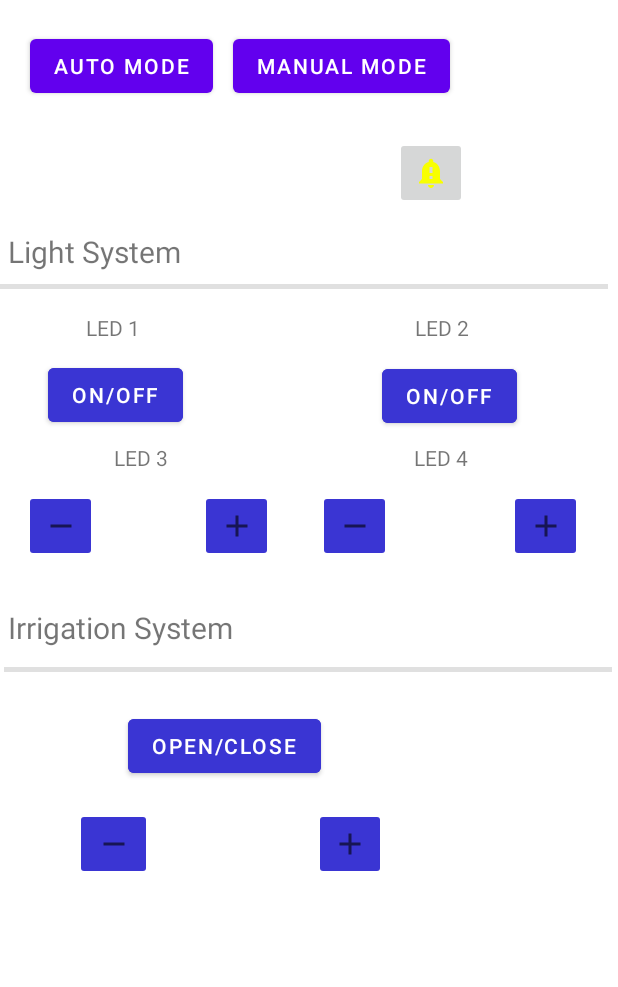
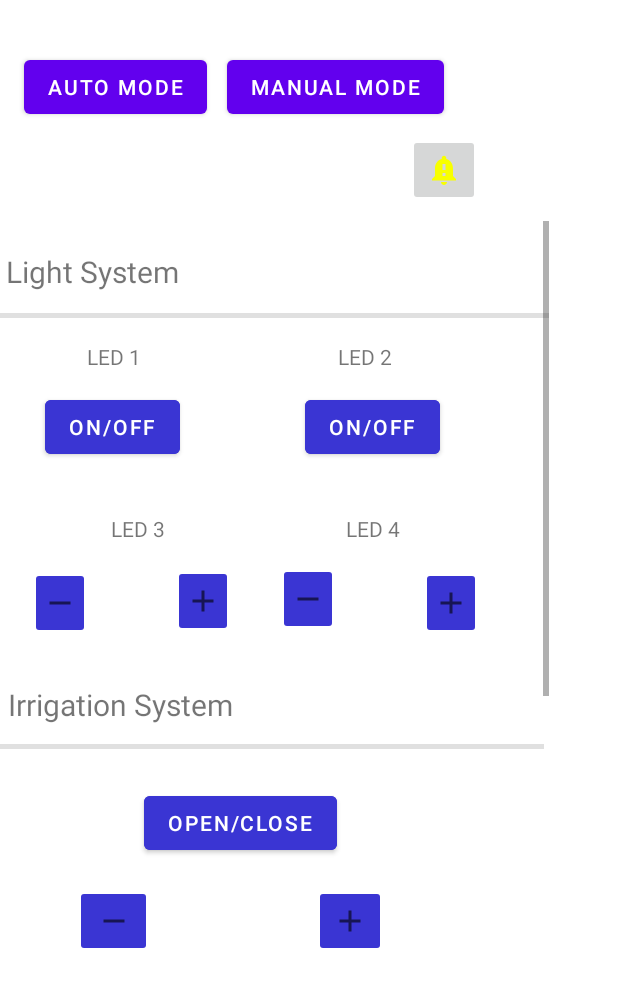
Before and after one commit to 9gusgusgus9/assignement_03, an Android app: the layout activity_main.xml on its own in the app's theme, with its tools: preview values and no code run, on a phone screen of 412 x 824 dp. Shown: the top 987 px of the screen. Run offline under Robolectric (Android 15) with nearby library versions, the phone set to English and light mode, and no system bars.

Commit message:
Garden app

```diff
--- a/garden-app/app/src/main/res/layout/activity_main.xml
+++ b/garden-app/app/src/main/res/layout/activity_main.xml
@@ -1,35 +1,19 @@
 <?xml version="1.0" encoding="utf-8"?>
-<androidx.coordinatorlayout.widget.CoordinatorLayout xmlns:android="http://schemas.android.com/apk/res/android"
+<androidx.constraintlayout.widget.ConstraintLayout xmlns:android="http://schemas.android.com/apk/res/android"
     xmlns:app="http://schemas.android.com/apk/res-auto"
     xmlns:tools="http://schemas.android.com/tools"
     android:layout_width="match_parent"
     android:layout_height="match_parent"
-    tools:context=".MainActivity">
-
-
-    <ScrollView
-        android:id="@+id/scrollView"
-        android:layout_width="match_parent"
-        android:layout_height="match_parent"
-        app:layout_anchor="@+id/scrollView"
-        app:layout_anchorGravity="center">
-
-        <androidx.constraintlayout.widget.ConstraintLayout
-            android:id="@+id/constraintLayoutFirst"
-            android:layout_width="match_parent"
-            android:layout_height="match_parent"
-            android:minHeight="700dp"
-            android:orientation="horizontal">
+    tools:context=".MainActivity"
+    android:id="@+id/constraintLayoutFirst">
 
     <Button
-                android:id="@+id/button_Auto"
+        android:id="@+id/button_auto"
         android:layout_width="wrap_content"
         android:layout_height="wrap_content"
-                android:layout_marginStart="20dp"
-                android:layout_marginTop="20dp"
-                android:layout_marginEnd="9dp"
+        android:layout_marginStart="16dp"
+        android:layout_marginTop="34dp"
         android:text="@string/auto_mode"
-                app:layout_constraintEnd_toStartOf="@+id/button_manual"
         app:layout_constraintStart_toStartOf="parent"
         app:layout_constraintTop_toTopOf="parent" />
 
@@ -39,16 +23,17 @@
         android:layout_height="wrap_content"
         android:layout_marginStart="13dp"
         android:text="@string/manual_mode"
-                app:layout_constraintBottom_toBottomOf="@+id/button_Auto"
-                app:layout_constraintStart_toEndOf="@+id/button_Auto"
-                app:layout_constraintTop_toTopOf="@+id/button_Auto" />
+        app:layout_constraintBottom_toBottomOf="@+id/button_auto"
+        app:layout_constraintStart_toEndOf="@+id/button_auto"
+        app:layout_constraintTop_toTopOf="@+id/button_auto" />
+
 
     <ImageButton
         android:id="@+id/button_alarm"
         android:layout_width="wrap_content"
         android:layout_height="wrap_content"
-                android:layout_marginStart="37dp"
-                android:layout_marginTop="23dp"
+        android:layout_marginStart="36dp"
+        android:layout_marginTop="7dp"
         android:minHeight="48dp"
         android:src="@drawable/ic_baseline_notification_important_24"
         app:layout_constraintStart_toEndOf="@+id/text_status"
@@ -59,23 +44,46 @@
         android:id="@+id/text_status"
         android:layout_width="186dp"
         android:layout_height="35dp"
-                android:layout_marginStart="40dp"
-                android:layout_marginBottom="28dp"
+        android:layout_marginStart="50dp"
+        android:layout_marginTop="20dp"
+        android:layout_marginEnd="36dp"
         android:text=""
         android:textAlignment="center"
-                app:layout_constraintBottom_toTopOf="@+id/simpleTextViewLight"
-                app:layout_constraintStart_toStartOf="parent" />
+        app:layout_constraintEnd_toStartOf="@+id/button_alarm"
+        app:layout_constraintStart_toStartOf="parent"
+        app:layout_constraintTop_toBottomOf="@+id/button_manual" />
+
+    <ScrollView
+        android:id="@+id/scrollView"
+        android:layout_width="366dp"
+        android:layout_height="500dp"
+        android:layout_marginTop="10dp"
+        app:layout_anchor="@+id/scrollView"
+        app:layout_anchorGravity="center"
+        app:layout_constraintStart_toStartOf="parent"
+        app:layout_constraintTop_toBottomOf="@id/text_status"
+        tools:ignore="NotSibling">
+
+        <androidx.constraintlayout.widget.ConstraintLayout
+            android:id="@+id/constraintLayoutSecond"
+            android:layout_width="match_parent"
+            android:layout_height="match_parent"
+            android:minHeight="700dp"
+            android:orientation="horizontal">
 
             <TextView
                 android:id="@+id/simpleTextViewLight"
-                android:layout_width="140dp"
-                android:layout_height="0dp"
-                android:layout_marginStart="5dp"
+                android:layout_width="128dp"
+                android:layout_height="33dp"
+                android:layout_marginStart="4dp"
+                android:layout_marginTop="20dp"
                 android:layout_marginBottom="27dp"
                 android:text="@string/light_system"
                 android:textSize="20dp"
                 app:layout_constraintBottom_toTopOf="@+id/text_led1"
-                app:layout_constraintStart_toStartOf="parent" />
+                app:layout_constraintStart_toStartOf="parent"
+                app:layout_constraintTop_toTopOf="parent"
+                app:layout_constraintVertical_bias="0.0" />
 
             <View
                 android:id="@+id/divider"
@@ -103,7 +111,7 @@
                 android:layout_width="wrap_content"
                 android:layout_height="wrap_content"
                 android:orientation="horizontal"
-                app:layout_constraintGuide_begin="154dp" />
+                app:layout_constraintGuide_begin="16dp" />
 
 
             <TextView
@@ -121,11 +129,11 @@
                 android:id="@+id/text_led1"
                 android:layout_width="wrap_content"
                 android:layout_height="wrap_content"
-                android:layout_marginStart="25dp"
-                android:layout_marginBottom="11dp"
+                android:layout_marginStart="28dp"
+                android:layout_marginTop="16dp"
                 android:text="@string/led_1"
-                app:layout_constraintBottom_toTopOf="@+id/led1_OnOff"
-                app:layout_constraintStart_toStartOf="@+id/led1_OnOff" />
+                app:layout_constraintStart_toStartOf="@+id/led1_OnOff"
+                app:layout_constraintTop_toBottomOf="@+id/divider" />
 
             <TextView
                 android:id="@+id/text_led2"
@@ -141,20 +149,20 @@
                 android:id="@+id/led1_OnOff"
                 android:layout_width="wrap_content"
                 android:layout_height="wrap_content"
-                android:layout_marginStart="32dp"
-                android:layout_marginBottom="8dp"
+                android:layout_marginStart="30dp"
+                android:layout_marginTop="13dp"
                 android:backgroundTint="@color/blue"
                 android:text="@string/on_off"
-                app:layout_constraintBottom_toTopOf="@+id/text_led3"
-                app:layout_constraintStart_toStartOf="parent" />
+                app:layout_constraintStart_toStartOf="parent"
+                app:layout_constraintTop_toBottomOf="@+id/text_led1" />
 
             <Button
                 android:id="@+id/led2_OnOff"
                 android:layout_width="wrap_content"
                 android:layout_height="wrap_content"
-                android:layout_marginStart="80dp"
-                android:layout_marginTop="12dp"
-                android:layout_marginEnd="24dp"
+                android:layout_marginStart="50dp"
+                android:layout_marginTop="13dp"
+                android:layout_marginEnd="45dp"
                 android:backgroundTint="@color/blue"
                 android:text="@string/on_off"
                 app:layout_constraintEnd_toEndOf="parent"
@@ -166,7 +174,8 @@
                 android:id="@+id/text_led3"
                 android:layout_width="wrap_content"
                 android:layout_height="wrap_content"
-                android:layout_marginBottom="12dp"
+                android:layout_marginStart="4dp"
+                android:layout_marginBottom="16dp"
                 android:text="@string/led_3"
                 app:layout_constraintBottom_toTopOf="@+id/led3_info"
                 app:layout_constraintStart_toStartOf="@+id/led3_info" />
@@ -175,29 +184,29 @@
                 android:id="@+id/text_led4"
                 android:layout_width="wrap_content"
                 android:layout_height="wrap_content"
-                android:layout_marginEnd="12dp"
-                android:layout_marginBottom="12dp"
+                android:layout_marginEnd="4dp"
+                android:layout_marginBottom="16dp"
                 android:text="@string/led_4"
                 app:layout_constraintBottom_toTopOf="@+id/led4_info"
                 app:layout_constraintEnd_toEndOf="@+id/led4_info" />
 
             <ImageButton
                 android:id="@+id/led3_meno"
-                android:layout_width="0dp"
+                android:layout_width="40dp"
                 android:layout_height="48dp"
-                android:layout_marginStart="16dp"
-                android:layout_marginEnd="11dp"
+                android:layout_marginStart="20dp"
                 android:backgroundTint="@color/blue"
                 android:src="@drawable/ic_baseline_remove_24"
                 app:layout_constraintBottom_toBottomOf="parent"
                 app:layout_constraintEnd_toStartOf="@+id/led3_info"
                 app:layout_constraintStart_toStartOf="parent"
                 app:layout_constraintTop_toTopOf="parent"
-                tools:ignore="SpeakableTextPresentCheck" />
+                app:layout_constraintVertical_bias="0.311"
+                tools:ignore="SpeakableTextPresentCheck,TouchTargetSizeCheck" />
 
             <ImageButton
                 android:id="@+id/led3_piu"
-                android:layout_width="0dp"
+                android:layout_width="40dp"
                 android:layout_height="48dp"
                 android:layout_marginTop="1dp"
                 android:layout_marginEnd="30dp"
@@ -208,69 +217,75 @@
                 app:layout_constraintEnd_toStartOf="@+id/led4_meno"
                 app:layout_constraintStart_toEndOf="@+id/led3_info"
                 app:layout_constraintTop_toTopOf="@+id/led4_meno"
-                tools:ignore="SpeakableTextPresentCheck" />
+                app:layout_constraintVertical_bias="1.0"
+                tools:ignore="SpeakableTextPresentCheck,TouchTargetSizeCheck" />
 
             <TextView
                 android:id="@+id/led3_info"
-                android:layout_width="0dp"
+                android:layout_width="35dp"
                 android:layout_height="48dp"
-                android:layout_marginEnd="9dp"
+                android:layout_marginStart="10dp"
+                android:layout_marginEnd="10dp"
                 android:text=""
                 app:layout_constraintBottom_toBottomOf="parent"
                 app:layout_constraintEnd_toStartOf="@+id/led3_piu"
                 app:layout_constraintStart_toEndOf="@+id/led3_meno"
-                app:layout_constraintTop_toTopOf="parent" />
+                app:layout_constraintTop_toTopOf="parent"
+                app:layout_constraintVertical_bias="0.311" />
+
 
             <TextView
                 android:id="@+id/led4_info"
-                android:layout_width="0dp"
+                android:layout_width="35dp"
                 android:layout_height="48dp"
-                android:layout_marginEnd="15dp"
+                android:layout_marginStart="10dp"
+                android:layout_marginEnd="10dp"
                 android:text=""
                 app:layout_constraintBottom_toBottomOf="parent"
                 app:layout_constraintEnd_toStartOf="@+id/led4_piu"
                 app:layout_constraintStart_toEndOf="@+id/led4_meno"
-                app:layout_constraintTop_toTopOf="parent" />
+                app:layout_constraintTop_toTopOf="parent"
+                app:layout_constraintVertical_bias="0.311" />
 
             <ImageButton
                 android:id="@+id/led4_meno"
-                android:layout_width="0dp"
+                android:layout_width="40dp"
                 android:layout_height="48dp"
-                android:layout_marginEnd="15dp"
+                android:layout_marginTop="228dp"
                 android:backgroundTint="@color/blue"
                 android:src="@drawable/ic_baseline_remove_24"
-                app:layout_constraintBottom_toBottomOf="parent"
                 app:layout_constraintEnd_toStartOf="@+id/led4_info"
                 app:layout_constraintStart_toEndOf="@+id/led3_piu"
                 app:layout_constraintTop_toTopOf="parent"
-                tools:ignore="SpeakableTextPresentCheck" />
+                tools:ignore="SpeakableTextPresentCheck,TouchTargetSizeCheck" />
 
             <ImageButton
                 android:id="@+id/led4_piu"
-                android:layout_width="0dp"
+                android:layout_width="40dp"
                 android:layout_height="48dp"
-                android:layout_marginEnd="24dp"
+                android:layout_marginEnd="45dp"
                 android:backgroundTint="@color/blue"
                 android:src="@drawable/ic_baseline_add_24"
                 app:layout_constraintBottom_toBottomOf="parent"
                 app:layout_constraintEnd_toEndOf="parent"
                 app:layout_constraintStart_toEndOf="@+id/led4_info"
                 app:layout_constraintTop_toTopOf="parent"
-                tools:ignore="SpeakableTextPresentCheck" />
-
+                app:layout_constraintVertical_bias="0.311"
+                tools:ignore="SpeakableTextPresentCheck,TouchTargetSizeCheck" />
 
             <Button
                 android:id="@+id/irrigationButton"
                 android:layout_width="wrap_content"
                 android:layout_height="wrap_content"
-                android:layout_marginStart="85dp"
+                android:layout_marginStart="96dp"
                 android:layout_marginTop="25dp"
                 android:layout_marginBottom="180dp"
                 android:backgroundTint="@color/blue"
                 android:text="Open/Close"
                 app:layout_constraintBottom_toBottomOf="parent"
                 app:layout_constraintStart_toStartOf="parent"
-                app:layout_constraintTop_toBottomOf="@+id/divider2" />
+                app:layout_constraintTop_toBottomOf="@+id/divider2"
+                app:layout_constraintVertical_bias="0.0" />
 
             <ImageButton
                 android:id="@+id/irrigationPiu"
@@ -320,4 +335,4 @@
     </ScrollView>
 
 
-</androidx.coordinatorlayout.widget.CoordinatorLayout>
+</androidx.constraintlayout.widget.ConstraintLayout>
```
Also changed, not shown: garden-app/app/src/main/java/com/example/garden_app/MainActivity.java (+76 -41 lines). Lines whose indentation alone changed are shown as unchanged.
